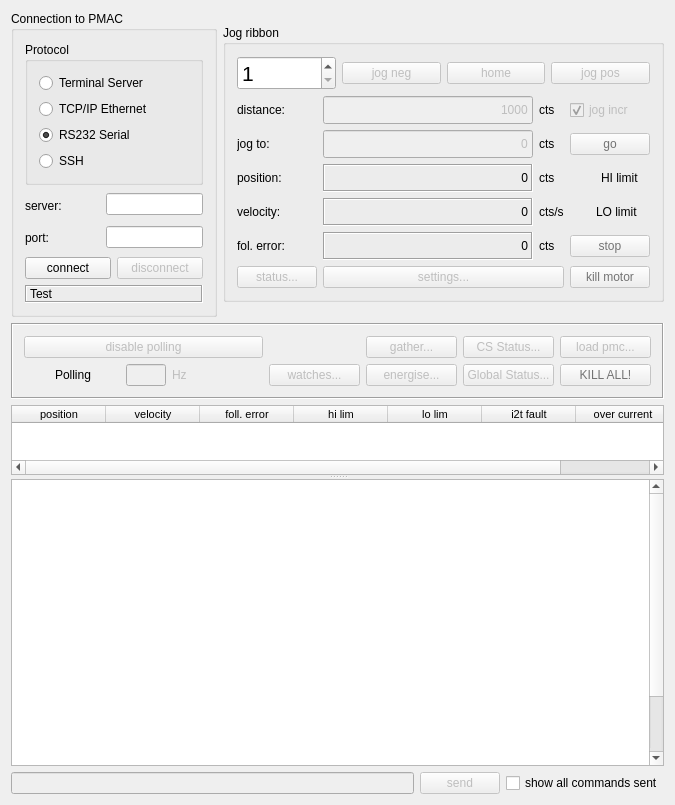
DiamondLightSource/dls-pmac-control, file src/dls_pmaccontrol/formControl.ui: the form before one commit.
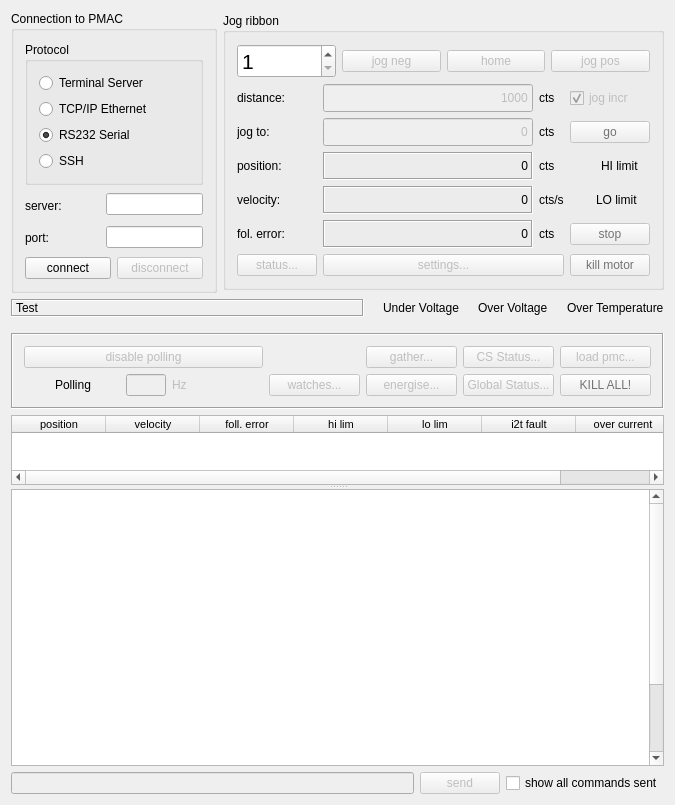
The form after the commit. Icons and pictures are not drawn.

Commit message: Add brick status indicators to main GUI (see ticket BC-1450)

The edit to the form file:
```diff
--- a/src/dls_pmaccontrol/formControl.ui
+++ b/src/dls_pmaccontrol/formControl.ui
@@ -722,32 +722,10 @@
          </item>
         </layout>
        </item>
-       <item>
-        <widget class="QLabel" name="lblIdentity">
-         <property name="sizePolicy">
-          <sizepolicy hsizetype="Expanding" vsizetype="Preferred">
-           <horstretch>0</horstretch>
-           <verstretch>0</verstretch>
-          </sizepolicy>
-         </property>
-         <property name="frameShape">
-          <enum>QFrame::Box</enum>
-         </property>
-         <property name="frameShadow">
-          <enum>QFrame::Sunken</enum>
-         </property>
-         <property name="text">
-          <string>Test</string>
-         </property>
-         <property name="wordWrap">
-          <bool>false</bool>
-         </property>
-        </widget>
-       </item>
       </layout>
      </widget>
     </item>
-    <item row="4" column="0" colspan="2">
+    <item row="7" column="0" colspan="2">
      <layout class="QHBoxLayout">
       <item>
        <widget class="QLineEdit" name="lneSend">
@@ -775,7 +753,7 @@
       </item>
      </layout>
     </item>
-    <item row="2" column="0" colspan="2">
+    <item row="5" column="0" colspan="2">
      <widget class="QFrame" name="frame3">
       <property name="sizePolicy">
        <sizepolicy hsizetype="Preferred" vsizetype="Fixed">
@@ -977,7 +955,7 @@
       </layout>
      </widget>
     </item>
-    <item row="3" column="0" colspan="2">
+    <item row="6" column="0" colspan="2">
      <widget class="QSplitter" name="splitter">
       <property name="sizePolicy">
        <sizepolicy hsizetype="Preferred" vsizetype="Expanding">
@@ -1111,6 +1089,7 @@
 &lt;p style=&quot;-qt-paragraph-type:empty; margin-top:0px; margin-bottom:0px; margin-left:0px; margin-right:0px; -qt-block-indent:0; text-indent:0px;&quot;&gt;&lt;br /&gt;&lt;/p&gt;
 &lt;p style=&quot;-qt-paragraph-type:empty; margin-top:0px; margin-bottom:0px; margin-left:0px; margin-right:0px; -qt-block-indent:0; text-indent:0px;&quot;&gt;&lt;br /&gt;&lt;/p&gt;
 &lt;p style=&quot;-qt-paragraph-type:empty; margin-top:0px; margin-bottom:0px; margin-left:0px; margin-right:0px; -qt-block-indent:0; text-indent:0px;&quot;&gt;&lt;br /&gt;&lt;/p&gt;
+&lt;p style=&quot;-qt-paragraph-type:empty; margin-top:0px; margin-bottom:0px; margin-left:0px; margin-right:0px; -qt-block-indent:0; text-indent:0px;&quot;&gt;&lt;br /&gt;&lt;/p&gt;
 &lt;p style=&quot; margin-top:0px; margin-bottom:0px; margin-left:0px; margin-right:0px; -qt-block-indent:0; text-indent:0px;&quot;&gt;&lt;br /&gt;&lt;/p&gt;
 &lt;p style=&quot;-qt-paragraph-type:empty; margin-top:0px; margin-bottom:0px; margin-left:0px; margin-right:0px; -qt-block-indent:0; text-indent:0px; font-size:10pt;&quot;&gt;&lt;br /&gt;&lt;/p&gt;
 &lt;p style=&quot; margin-top:0px; margin-bottom:0px; margin-left:0px; margin-right:0px; -qt-block-indent:0; text-indent:0px;&quot;&gt;&lt;span style=&quot; font-size:10pt;&quot;&gt;&lt;br /&gt;&lt;/span&gt;&lt;/p&gt;
@@ -1126,6 +1105,107 @@
       </widget>
      </widget>
     </item>
+    <item row="3" column="0" colspan="2">
+     <layout class="QHBoxLayout" name="horizontalLayout_6">
+      <property name="bottomMargin">
+       <number>10</number>
+      </property>
+      <item>
+       <widget class="QLabel" name="lblIdentity">
+        <property name="sizePolicy">
+         <sizepolicy hsizetype="MinimumExpanding" vsizetype="Preferred">
+          <horstretch>0</horstretch>
+          <verstretch>0</verstretch>
+         </sizepolicy>
+        </property>
+        <property name="frameShape">
+         <enum>QFrame::Box</enum>
+        </property>
+        <property name="frameShadow">
+         <enum>QFrame::Sunken</enum>
+        </property>
+        <property name="text">
+         <string>Test</string>
+        </property>
+        <property name="wordWrap">
+         <bool>false</bool>
+        </property>
+       </widget>
+      </item>
+      <item>
+       <widget class="QLabel" name="pixUnderVoltage">
+        <property name="maximumSize">
+         <size>
+          <width>25</width>
+          <height>25</height>
+         </size>
+        </property>
+        <property name="pixmap">
+         <pixmap>greenLedOff.png</pixmap>
+        </property>
+        <property name="wordWrap">
+         <bool>false</bool>
+        </property>
+       </widget>
+      </item>
+      <item>
+       <widget class="QLabel" name="lblUnderVoltage">
+        <property name="text">
+         <string>Under Voltage</string>
+        </property>
+        <property name="wordWrap">
+         <bool>true</bool>
+        </property>
+       </widget>
+      </item>
+      <item>
+       <widget class="QLabel" name="pixOverVoltage">
+        <property name="maximumSize">
+         <size>
+          <width>25</width>
+          <height>25</height>
+         </size>
+        </property>
+        <property name="pixmap">
+         <pixmap>greenLedOff.png</pixmap>
+        </property>
+        <property name="wordWrap">
+         <bool>false</bool>
+        </property>
+       </widget>
+      </item>
+      <item>
+       <widget class="QLabel" name="lblOverVoltage">
+        <property name="text">
+         <string>Over Voltage</string>
+        </property>
+       </widget>
+      </item>
+      <item>
+       <widget class="QLabel" name="pixOverTemperature">
+        <property name="maximumSize">
+         <size>
+          <width>25</width>
+          <height>25</height>
+         </size>
+        </property>
+        <property name="pixmap">
+         <pixmap>greenLedOff.png</pixmap>
+        </property>
+        <property name="wordWrap">
+         <bool>false</bool>
+        </property>
+       </widget>
+      </item>
+      <item>
+       <widget class="QLabel" name="lblOverTemperature">
+        <property name="text">
+         <string>Over Temperature</string>
+        </property>
+       </widget>
+      </item>
+     </layout>
+    </item>
    </layout>
   </widget>
  </widget>
```
The commit also changes 1 other file.
